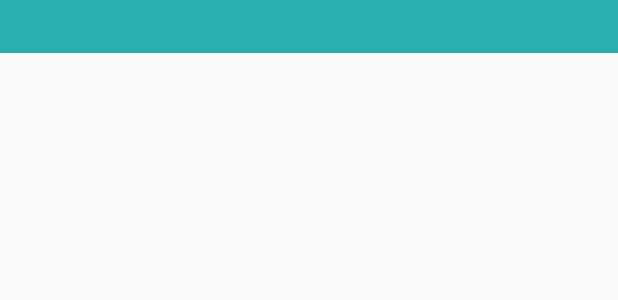
After one commit to calmdawn/AndroidProject_boostcourse, an Android app: the layout layout_custom_toast.xml on its own in the app's theme, with its tools: preview values and no code run, on a phone screen of 412 x 824 dp. The commit adds this screen. Shown: the top 300 px of the screen. Run offline under Robolectric (Android 15) with nearby library versions, the phone set to English and light mode, and no system bars.

Commit message:
AndroidProject_C complete!

```diff
--- a/AndroidProject_C/app/src/main/java/com/example/boostcoursemoblieproject/SeeAllReviewActivity.java
+++ b/AndroidProject_C/app/src/main/java/com/example/boostcoursemoblieproject/SeeAllReviewActivity.java
@@ -10,6 +10,7 @@ import android.view.View;
 import android.widget.Button;
 import android.widget.ImageButton;
 import android.widget.ListView;
+import android.widget.Toast;
 
 import java.util.ArrayList;
 
@@ -17,6 +18,7 @@ public class SeeAllReviewActivity extends AppCompatActivity implements View.OnCl
 
     ListView seeAllListView;
     ListViewAdapter seeAllAdapter;
+    CustomToast customToast;
 
     @Override
     protected void onCreate(Bundle savedInstanceState) {
@@ -24,6 +26,8 @@ public class SeeAllReviewActivity extends AppCompatActivity implements View.OnCl
         setContentView(R.layout.activity_see_all_review);
 
         setCustomActionBar();
+
+        customToast = new CustomToast(getApplicationContext());
 
         ImageButton backImgBtn = findViewById(R.id.activity_see_all_review_back_iv);
         Button writeBtn = findViewById(R.id.activity_see_all_review_write_btn);
@@ -50,6 +54,7 @@ public class SeeAllReviewActivity extends AppCompatActivity implements View.OnCl
         } else if (id == R.id.activity_see_all_review_write_btn) {
             intent = new Intent(getApplicationContext(), WriteReviewActivity.class);
             intent.putExtra("requestCode", 3000);
+            customToast.makeText(getResources().getString(R.string.see_all_review_toast_write), Toast.LENGTH_SHORT);
             startActivityForResult(intent, 3000);
         }
 
@@ -90,6 +95,7 @@ public class SeeAllReviewActivity extends AppCompatActivity implements View.OnCl
         ArrayList<Users> reviewItemsData = seeAllAdapter.getReviewItems();
         intent.putExtra("reviewItemsData", reviewItemsData);
         setResult(3001, intent);
+        customToast.makeText(getResources().getString(R.string.see_all_review_toast_back), Toast.LENGTH_SHORT);
         finish();
     }
 
--- /dev/null
+++ b/AndroidProject_C/app/src/main/res/layout/layout_custom_toast.xml
@@ -0,0 +1,17 @@
+<?xml version="1.0" encoding="utf-8"?>
+<LinearLayout xmlns:android="http://schemas.android.com/apk/res/android"
+    android:id="@+id/custom_toast_layout"
+    android:layout_width="match_parent"
+    android:layout_height="wrap_content"
+    android:background="@color/custom_toast_background"
+    android:orientation="vertical"
+    android:padding="8dp">
+
+    <TextView
+        android:id="@+id/custom_toast_tv1"
+        android:layout_width="match_parent"
+        android:layout_height="wrap_content"
+        android:lineSpacingExtra="2dp"
+        android:textColor="@color/white" />
+
+</LinearLayout>
--- a/AndroidProject_C/app/src/main/res/values/colors.xml
+++ b/AndroidProject_C/app/src/main/res/values/colors.xml
@@ -26,4 +26,9 @@
     <!--WriteReviewActivity-->
     <color name="edit_text_background">#FF9800</color>
 
+
+
+    <color name="custom_toast_background">#29AFAF</color>
+
+
 </resources>
```
Also changed, not shown: AndroidProject_C/app/src/main/java/com/example/boostcoursemoblieproject/CustomToast.java (added, +42 -0 lines), AndroidProject_C/app/src/main/java/com/example/boostcoursemoblieproject/MainActivity.java (+6 -3 lines), AndroidProject_C/app/src/main/java/com/example/boostcoursemoblieproject/WriteReviewActivity.java (+15 -3 lines), AndroidProject_C/app/src/main/res/layout/activity_see_all_review.xml (+13 -13 lines), AndroidProject_C/app/src/main/res/layout/activity_write_review.xml (+12 -13 lines), AndroidProject_C/app/src/main/res/values/dimens.xml (+6 -1 lines), AndroidProject_C/app/src/main/res/values/strings.xml (+9 -0 lines).
